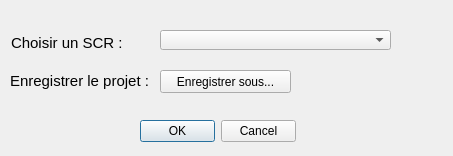
Before: the Qt Designer form Crs_dialog.ui in mariusfm54/APNCad, drawn with Qt 5.
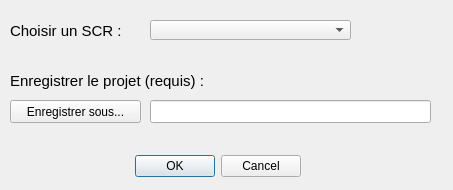
After: the same form once the commit is applied.

The edit to the form file:
```diff
--- a/Crs_dialog.ui
+++ b/Crs_dialog.ui
@@ -1,54 +1,87 @@
 <?xml version="1.0" encoding="UTF-8"?>
 <ui version="4.0">
- <class>Dialog</class>
- <widget class="QDialog" name="Dialog">
+ <class>CRS</class>
+ <widget class="QDialog" name="CRS">
   <property name="geometry">
    <rect>
     <x>0</x>
     <y>0</y>
     <width>453</width>
-    <height>156</height>
+    <height>190</height>
    </rect>
   </property>
   <property name="windowTitle">
    <string>CRS</string>
   </property>
+  <widget class="QDialogButtonBox" name="buttonBox">
+   <property name="geometry">
+    <rect>
+     <x>130</x>
+     <y>150</y>
+     <width>171</width>
+     <height>32</height>
+    </rect>
+   </property>
+   <property name="orientation">
+    <enum>Qt::Horizontal</enum>
+   </property>
+   <property name="standardButtons">
+    <set>QDialogButtonBox::Cancel|QDialogButtonBox::Ok</set>
+   </property>
+  </widget>
   <widget class="QComboBox" name="comboBox_crs">
    <property name="geometry">
     <rect>
-     <x>160</x>
-     <y>30</y>
-     <width>231</width>
+     <x>150</x>
+     <y>20</y>
+     <width>201</width>
      <height>20</height>
     </rect>
    </property>
-   <property name="modelColumn">
-    <number>1</number>
-   </property>
   </widget>
   <widget class="QLabel" name="label">
    <property name="geometry">
     <rect>
-     <x>11</x>
-     <y>31</y>
-     <width>136</width>
-     <height>23</height>
+     <x>10</x>
+     <y>20</y>
+     <width>141</width>
+     <height>21</height>
     </rect>
    </property>
    <property name="font">
     <font>
      <pointsize>11</pointsize>
+     <weight>50</weight>
+     <bold>false</bold>
     </font>
    </property>
    <property name="text">
     <string>Choisir un SCR :</string>
    </property>
   </widget>
+  <widget class="QLabel" name="label_2">
+   <property name="geometry">
+    <rect>
+     <x>10</x>
+     <y>70</y>
+     <width>201</width>
+     <height>21</height>
+    </rect>
+   </property>
+   <property name="font">
+    <font>
+     <pointsize>11</pointsize>
+    </font>
+   </property>
+   <property name="text">
+    <string>Enregistrer le projet (requis) :</string>
+   </property>
+  </widget>
   <widget class="QPushButton" name="pushButton_saveAs">
    <property name="geometry">
     <rect>
-     <x>160</x>
-     <y>70</y>
+     <x>10</x>
+     <y>100</y>
      <width>131</width>
      <height>23</height>
     </rect>
@@ -57,36 +90,18 @@
     <string>Enregistrer sous...</string>
    </property>
   </widget>
-  <widget class="QLabel" name="label_2">
-   <property name="geometry">
-    <rect>
-     <x>10</x>
-     <y>70</y>
-     <width>151</width>
-     <height>21</height>
-    </rect>
+  <widget class="QLineEdit" name="lineEdit_path">
+   <property name="enabled">
+    <bool>true</bool>
    </property>
-   <property name="font">
-    <font>
-     <pointsize>11</pointsize>
-    </font>
-   </property>
-   <property name="text">
-    <string>Enregistrer le projet :</string>
-   </property>
-  </widget>
-  <widget class="QDialogButtonBox" name="buttonBox">
    <property name="geometry">
     <rect>
-     <x>140</x>
-     <y>120</y>
-     <width>156</width>
+     <x>150</x>
+     <y>100</y>
+     <width>281</width>
      <height>23</height>
     </rect>
    </property>
-   <property name="standardButtons">
-    <set>QDialogButtonBox::Cancel|QDialogButtonBox::Ok</set>
-   </property>
   </widget>
  </widget>
  <resources/>
```
Left out of the diff: 35 changed lines with no effect on the pictures.
